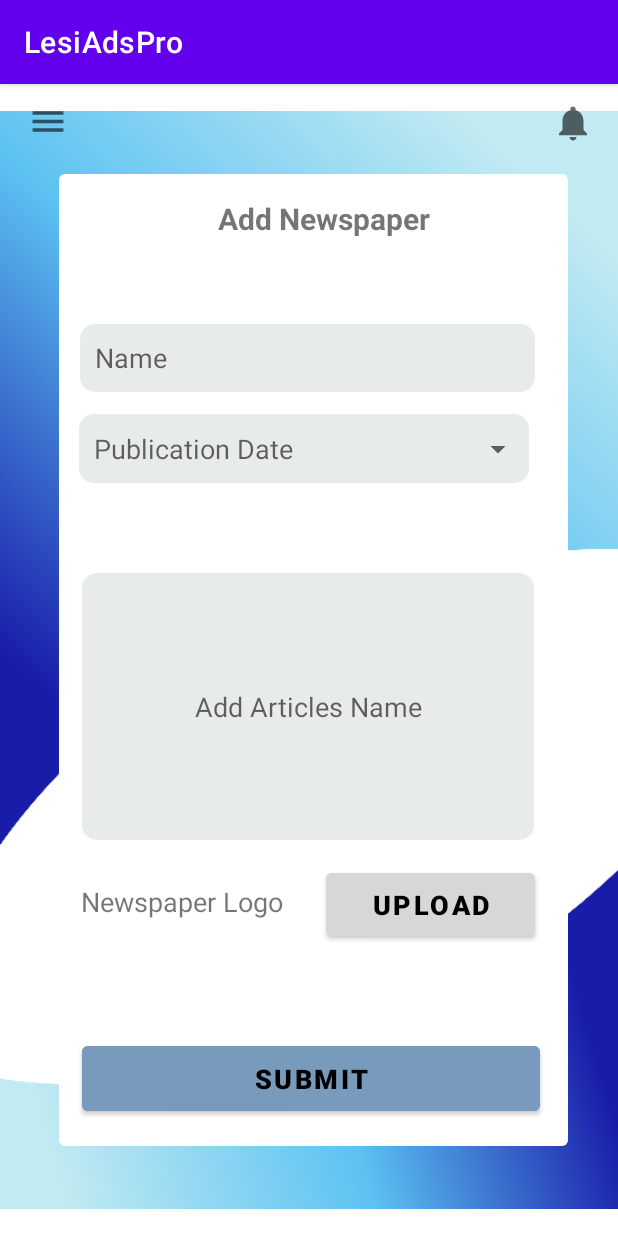
After one commit to MalishaFdo/LesiAds, an Android app: the NewsListActivity screen opened directly, with no data from a screen before it, on a phone screen of 412 x 824 dp. The commit adds this screen. Run offline under Robolectric (Android 15) with nearby library versions, the phone set to English and light mode, and no system bars.

Commit message:
Intigrate Newspaper List

```diff
--- a/app/src/main/AndroidManifest.xml
+++ b/app/src/main/AndroidManifest.xml
@@ -9,7 +9,8 @@
         android:roundIcon="@mipmap/ic_launcher_round"
         android:supportsRtl="true"
         android:theme="@style/Theme.LesiAdsPro">
-        <activity android:name=".AddPhoto"></activity>
+        <activity android:name=".NewsListActivity"></activity>
+        <activity android:name=".AddPhoto" />
         <activity android:name=".Editfeedback" />
         <activity android:name=".Givefeedback" />
         <activity android:name=".EditProfile" />
--- /dev/null
+++ b/app/src/main/java/com/example/lesiadspro/NewsListActivity.java
@@ -0,0 +1,14 @@
+package com.example.lesiadspro;
+
+import androidx.appcompat.app.AppCompatActivity;
+
+import android.os.Bundle;
+
+public class NewsListActivity extends AppCompatActivity {
+
+    @Override
+    protected void onCreate(Bundle savedInstanceState) {
+        super.onCreate(savedInstanceState);
+        setContentView(R.layout.activity_news_list);
+    }
+}
--- /dev/null
+++ b/app/src/main/res/drawable/ic_addlogo.xml
@@ -0,0 +1,10 @@
+<vector xmlns:android="http://schemas.android.com/apk/res/android"
+    android:width="24dp"
+    android:height="24dp"
+    android:viewportWidth="24"
+    android:viewportHeight="24"
+    android:tint="?attr/colorControlNormal">
+  <path
+      android:fillColor="@android:color/white"
+      android:pathData="M19,7v2.99s-1.99,0.01 -2,0L17,7h-3s0.01,-1.99 0,-2h3L17,2h2v3h3v2h-3zM16,11L16,8h-3L13,5L5,5c-1.1,0 -2,0.9 -2,2v12c0,1.1 0.9,2 2,2h12c1.1,0 2,-0.9 2,-2v-8h-3zM5,19l3,-4 2,3 3,-4 4,5L5,19z"/>
+</vector>
--- /dev/null
+++ b/app/src/main/res/drawable/ic_baseline_menu_24.xml
@@ -0,0 +1,10 @@
+<vector xmlns:android="http://schemas.android.com/apk/res/android"
+    android:width="24dp"
+    android:height="24dp"
+    android:viewportWidth="24"
+    android:viewportHeight="24"
+    android:tint="?attr/colorControlNormal">
+  <path
+      android:fillColor="@android:color/white"
+      android:pathData="M3,18h18v-2L3,16v2zM3,13h18v-2L3,11v2zM3,6v2h18L21,6L3,6z"/>
+</vector>
--- /dev/null
+++ b/app/src/main/res/drawable/ic_baseline_notifications_24.xml
@@ -0,0 +1,10 @@
+<vector xmlns:android="http://schemas.android.com/apk/res/android"
+    android:width="24dp"
+    android:height="24dp"
+    android:viewportWidth="24"
+    android:viewportHeight="24"
+    android:tint="?attr/colorControlNormal">
+  <path
+      android:fillColor="@android:color/white"
+      android:pathData="M12,22c1.1,0 2,-0.9 2,-2h-4c0,1.1 0.89,2 2,2zM18,16v-5c0,-3.07 -1.64,-5.64 -4.5,-6.32L13.5,4c0,-0.83 -0.67,-1.5 -1.5,-1.5s-1.5,0.67 -1.5,1.5v0.68C7.63,5.36 6,7.92 6,11v5l-2,2v1h16v-1l-2,-2z"/>
+</vector>
--- /dev/null
+++ b/app/src/main/res/drawable/ic_drop_down.xml
@@ -0,0 +1,10 @@
+<vector xmlns:android="http://schemas.android.com/apk/res/android"
+    android:width="24dp"
+    android:height="24dp"
+    android:viewportWidth="24"
+    android:viewportHeight="24"
+    android:tint="?attr/colorControlNormal">
+  <path
+      android:fillColor="@android:color/white"
+      android:pathData="M7,10l5,5 5,-5z"/>
+</vector>
--- /dev/null
+++ b/app/src/main/res/drawable/rectangle_bg.xml
@@ -0,0 +1,5 @@
+<?xml version="1.0" encoding="utf-8"?>
+<shape xmlns:android="http://schemas.android.com/apk/res/android">
+    <solid android:color="@color/lightgrey"/>
+    <corners android:radius="10dp"/>
+</shape>
--- /dev/null
+++ b/app/src/main/res/drawable/rectangle_boarder.xml
@@ -0,0 +1,5 @@
+<?xml version="1.0" encoding="utf-8"?>
+<shape android:shape="rectangle" xmlns:android="http://schemas.android.com/apk/res/android">
+    <stroke android:color="@color/lightgrey" android:width="1dp"/>
+    <corners android:radius="10dp"/>
+</shape>
--- /dev/null
+++ b/app/src/main/res/layout/activity_news_list.xml
@@ -0,0 +1,183 @@
+<?xml version="1.0" encoding="utf-8"?>
+<androidx.constraintlayout.widget.ConstraintLayout xmlns:android="http://schemas.android.com/apk/res/android"
+    xmlns:app="http://schemas.android.com/apk/res-auto"
+    xmlns:tools="http://schemas.android.com/tools"
+    android:layout_width="match_parent"
+    android:layout_height="match_parent"
+    tools:context=".NewsListActivity">
+
+    <ImageView
+        android:id="@+id/background"
+        android:layout_width="0dp"
+        android:layout_height="0dp"
+        app:layout_constraintBottom_toBottomOf="parent"
+        app:layout_constraintEnd_toEndOf="parent"
+        app:layout_constraintHorizontal_bias="0.0"
+        app:layout_constraintStart_toStartOf="parent"
+        app:layout_constraintTop_toTopOf="parent"
+        app:layout_constraintVertical_bias="0.0"
+        app:srcCompat="@drawable/background" />
+
+    <ImageView
+        android:id="@+id/background1"
+        android:layout_width="339dp"
+        android:layout_height="648dp"
+        android:layout_marginStart="39dp"
+        android:layout_marginTop="60dp"
+        android:layout_marginEnd="33dp"
+        android:layout_marginBottom="41dp"
+        app:layout_constraintBottom_toBottomOf="parent"
+        app:layout_constraintEnd_toEndOf="parent"
+        app:layout_constraintHorizontal_bias="1.0"
+        app:layout_constraintStart_toStartOf="parent"
+        app:layout_constraintTop_toTopOf="parent"
+        app:layout_constraintVertical_bias="0.0"
+        app:srcCompat="?attr/popupMenuBackground" />
+
+    <ImageView
+        android:id="@+id/inputNotification"
+        android:layout_width="28dp"
+        android:layout_height="29dp"
+        android:layout_marginTop="11dp"
+        android:layout_marginEnd="16dp"
+        app:layout_constraintEnd_toEndOf="parent"
+        app:layout_constraintTop_toTopOf="parent"
+        app:srcCompat="@drawable/ic_baseline_notifications_24" />
+
+    <ImageView
+        android:id="@+id/inputMenu"
+        android:layout_width="32dp"
+        android:layout_height="27dp"
+        android:layout_marginStart="16dp"
+        android:layout_marginTop="11dp"
+        app:layout_constraintStart_toStartOf="parent"
+        app:layout_constraintTop_toTopOf="parent"
+        app:srcCompat="@drawable/ic_baseline_menu_24" />
+
+    <TextView
+        android:id="@+id/AddNewspaper"
+        android:layout_width="193dp"
+        android:layout_height="33dp"
+        android:layout_marginStart="138dp"
+        android:layout_marginTop="76dp"
+        android:layout_marginEnd="155dp"
+        android:text="@string/add_newspaper"
+        android:textAlignment="center"
+        android:textSize="20sp"
+        android:textStyle="bold"
+        app:layout_constraintEnd_toEndOf="parent"
+        app:layout_constraintHorizontal_bias="0.253"
+        app:layout_constraintStart_toStartOf="parent"
+        app:layout_constraintTop_toTopOf="parent" />
+
+    <EditText
+        android:id="@+id/inputName"
+        android:layout_width="303dp"
+        android:layout_height="45dp"
+        android:layout_marginStart="68dp"
+        android:layout_marginTop="160dp"
+        android:layout_marginEnd="133dp"
+        android:background="@drawable/rectangle_bg"
+        android:ems="10"
+        android:hint="@string/name"
+        android:inputType="textPersonName"
+        android:padding="10dp"
+        app:layout_constraintEnd_toEndOf="parent"
+        app:layout_constraintHorizontal_bias="0.161"
+        app:layout_constraintStart_toStartOf="parent"
+        app:layout_constraintTop_toTopOf="parent" />
+
+    <EditText
+        android:id="@+id/inputDate"
+        android:layout_width="300dp"
+        android:layout_height="46dp"
+        android:layout_marginStart="68dp"
+        android:layout_marginTop="220dp"
+        android:layout_marginEnd="133dp"
+        android:background="@drawable/rectangle_bg"
+        android:ems="10"
+        android:hint="@string/publication_date"
+        android:inputType="textPersonName"
+        android:padding="10dp"
+        app:layout_constraintEnd_toEndOf="parent"
+        app:layout_constraintHorizontal_bias="0.177"
+        app:layout_constraintStart_toStartOf="parent"
+        app:layout_constraintTop_toTopOf="parent" />
+
+    <ImageView
+        android:id="@+id/drop1"
+        android:layout_width="wrap_content"
+        android:layout_height="wrap_content"
+        android:layout_marginStart="319dp"
+        android:layout_marginTop="231dp"
+        android:layout_marginEnd="68dp"
+        app:layout_constraintEnd_toEndOf="parent"
+        app:layout_constraintStart_toStartOf="parent"
+        app:layout_constraintTop_toTopOf="parent"
+        app:srcCompat="@drawable/ic_drop_down" />
+
+    <EditText
+        android:id="@+id/inputArticles"
+        android:layout_width="301dp"
+        android:layout_height="178dp"
+        android:layout_marginStart="53dp"
+        android:layout_marginEnd="56dp"
+        android:layout_marginBottom="264dp"
+        android:background="@drawable/rectangle_bg"
+        android:ems="10"
+        android:hint="@string/add_articles_name"
+        android:inputType="textPersonName"
+        android:padding="10dp"
+        android:textAlignment="center"
+        app:layout_constraintBottom_toBottomOf="parent"
+        app:layout_constraintEnd_toEndOf="parent"
+        app:layout_constraintHorizontal_bias="1.0"
+        app:layout_constraintStart_toStartOf="parent" />
+
+    <TextView
+        android:id="@+id/addLogo"
+        android:layout_width="220dp"
+        android:layout_height="51dp"
+        android:layout_marginStart="54dp"
+        android:layout_marginEnd="137dp"
+        android:layout_marginBottom="184dp"
+        android:text="@string/newspaper_logo"
+        android:textSize="18sp"
+        app:layout_constraintBottom_toBottomOf="parent"
+        app:layout_constraintEnd_toEndOf="parent"
+        app:layout_constraintHorizontal_bias="0.0"
+        app:layout_constraintStart_toStartOf="parent" />
+
+    <Button
+        android:id="@+id/butUpload"
+        android:layout_width="139dp"
+        android:layout_height="54dp"
+        android:layout_marginStart="217dp"
+        android:layout_marginEnd="55dp"
+        android:layout_marginBottom="194dp"
+        android:backgroundTint="?attr/colorButtonNormal"
+        android:text="@string/upload"
+        android:textColor="@color/black"
+        android:textSize="18sp"
+        android:textStyle="bold"
+        app:layout_constraintBottom_toBottomOf="parent"
+        app:layout_constraintEnd_toEndOf="parent"
+        app:layout_constraintStart_toStartOf="parent" />
+
+    <Button
+        android:id="@+id/butSubmit"
+        android:layout_width="305dp"
+        android:layout_height="55dp"
+        android:layout_marginStart="54dp"
+        android:layout_marginEnd="52dp"
+        android:layout_marginBottom="77dp"
+        android:backgroundTint="@color/larkblue"
+        android:text="@string/submit"
+        android:textColor="@color/black"
+        android:textSize="18sp"
+        android:textStyle="bold"
+        app:layout_constraintBottom_toBottomOf="parent"
+        app:layout_constraintEnd_toEndOf="parent"
+        app:layout_constraintStart_toStartOf="parent" />
+
+</androidx.constraintlayout.widget.ConstraintLayout>
--- a/app/src/main/res/values/strings.xml
+++ b/app/src/main/res/values/strings.xml
@@ -35,6 +35,7 @@
     <string name="seungwan">Seungwan</string>
     <string name="add_photo">Add Photo</string>
 
+
     <style name="AppTheme" parent="Theme.AppCompat.Light.DarkActionBar">
         <item name="colorPrimary">@color/design_default_color_primary</item>
         <item name="colorPrimaryDark">@color/design_default_color_primary_dark</item>
@@ -43,4 +44,14 @@
         <item name="windowActionBar">false</item>
 
     </style>
+
+    //Add Newspaper List
+    <string name="add_newspaper">Add Newspaper</string>
+    <string name="name">Name</string>
+    <string name="publication_date">Publication Date</string>
+    <string name="add_articles_name">Add Articles Name</string>
+    <string name="newspaper_logo">Newspaper Logo</string>
+    <string name="upload">Upload</string>
+    <string name="submit1">Submit</string>
+
 </resources>
```
Also changed, not shown: app/src/main/res/drawable/input_field.xml (line endings or trailing spaces), app/src/main/res/drawable/shadow_2_9.png (added).
